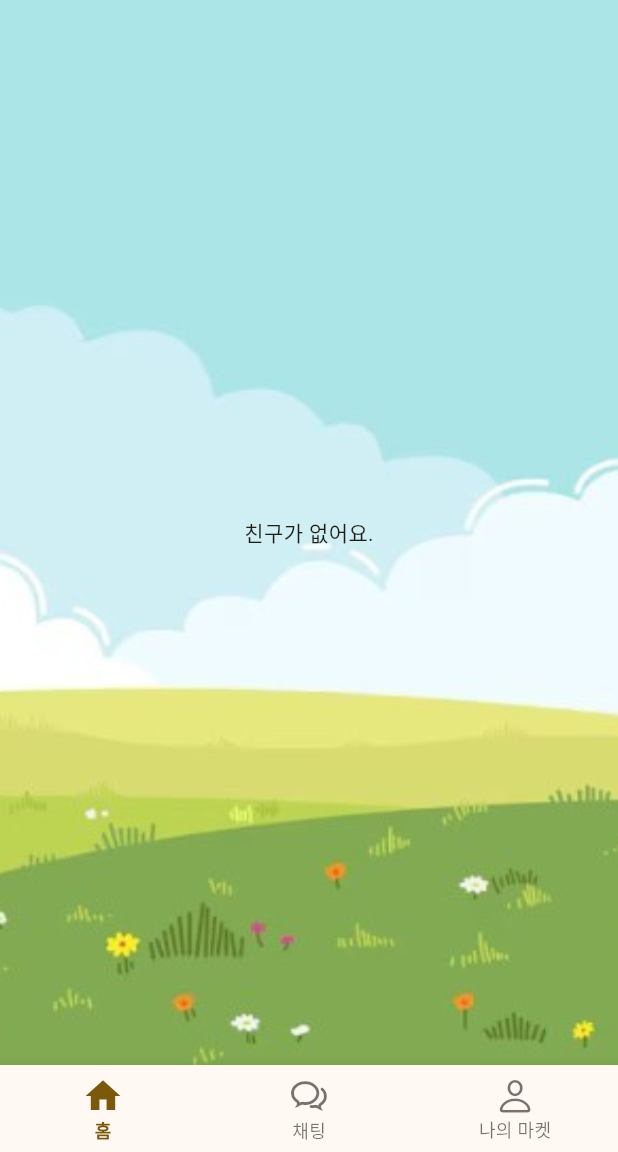
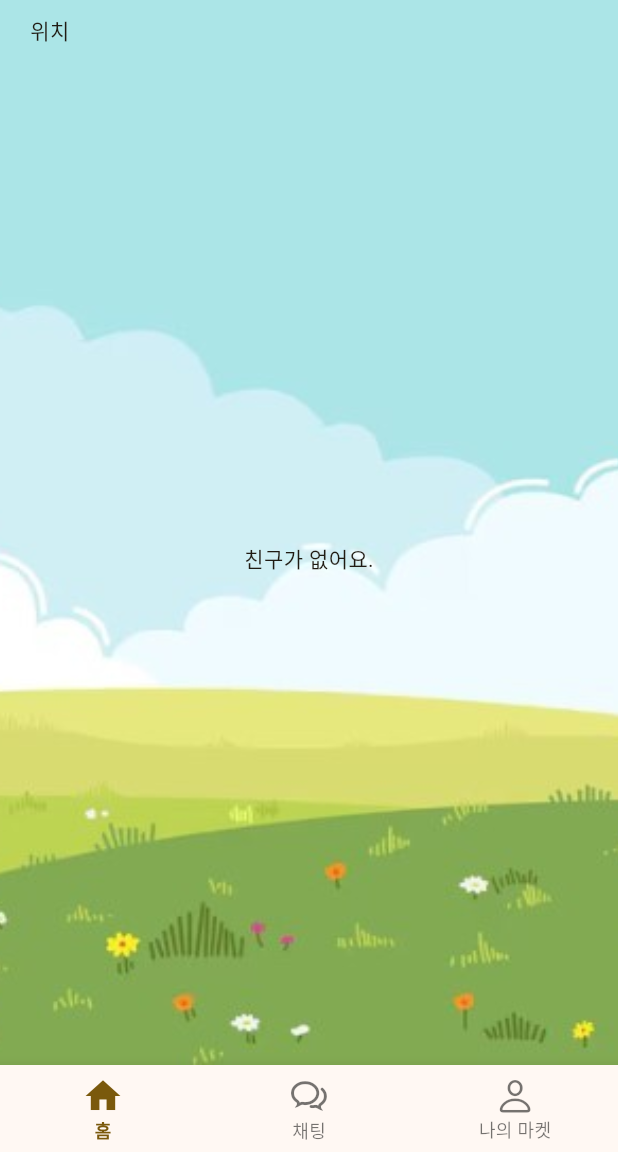
Before and after one commit to Pet4Ever/pet_4_ever, a Flutter app: the screen it shows after launch, on a phone screen of 412 x 824 dp, the part 84-1236 px from its top. Run offline on Flutter 3.47's test engine with Material 3 defaults, Android fonts, the phone set to English and light mode, and no system bars; our stand-ins replace auto_size_text, cloud_firestore, firebase_auth, firebase_core, flutter_dotenv, flutter_riverpod and 2 more; accounts and stored records are empty.

Commit message:
ui: 작은 화면 device의 bottom overflow 해결 중 (진행중)

```diff
--- a/lib/ui/pages/friends/friends_page.dart
+++ b/lib/ui/pages/friends/friends_page.dart
@@ -19,16 +19,36 @@ class FriendsPage extends ConsumerWidget {
         ),
       ),
       // TODO: consumer로 감싸서 구독
-      body: Container(
+      body: SafeArea(
+        child: Stack(
+          children: [
+            // 배경
+            Container(
               decoration: BoxDecoration(
                 image: DecorationImage(
-                image: AssetImage(BACKGROUND_IMAGE_URL), fit: BoxFit.cover)),
+                  image: AssetImage(BACKGROUND_IMAGE_URL),
+                  fit: BoxFit.cover,
+                ),
+              ),
+            ),
+            Column(
+              crossAxisAlignment: CrossAxisAlignment.start,
+              children: [
+                //
+                SizedBox(height: 10),
+                Padding(
+                  padding: const EdgeInsets.symmetric(horizontal: 20.0),
+                  child: Text('위치'),
+                ),
+                SizedBox(height: 5),
+                Expanded(
                   child: friends.isEmpty
                       ? Center(child: Text('친구가 없어요.'))
                       : GridView.builder(
-                padding: EdgeInsets.all(20),
+                          padding: EdgeInsets.symmetric(horizontal: 20),
                           itemCount: friends.length,
-                gridDelegate: SliverGridDelegateWithFixedCrossAxisCount(
+                          gridDelegate:
+                              SliverGridDelegateWithFixedCrossAxisCount(
                             crossAxisCount: 3,
                             childAspectRatio: 3 / 4, // 가로/세로 가로:세로
                             crossAxisSpacing: 15,
@@ -38,6 +58,11 @@ class FriendsPage extends ConsumerWidget {
                             final pet = friends[index];
                             return FriendItem(pet: pet);
                           }),
+                )
+              ],
+            )
+          ],
+        ),
       ),
     );
   }
```
Lines whose indentation alone changed are shown as unchanged.
